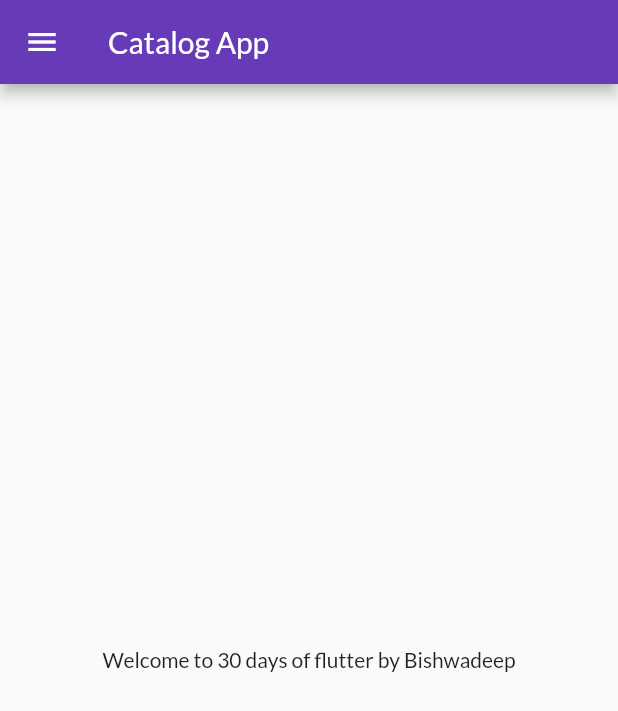
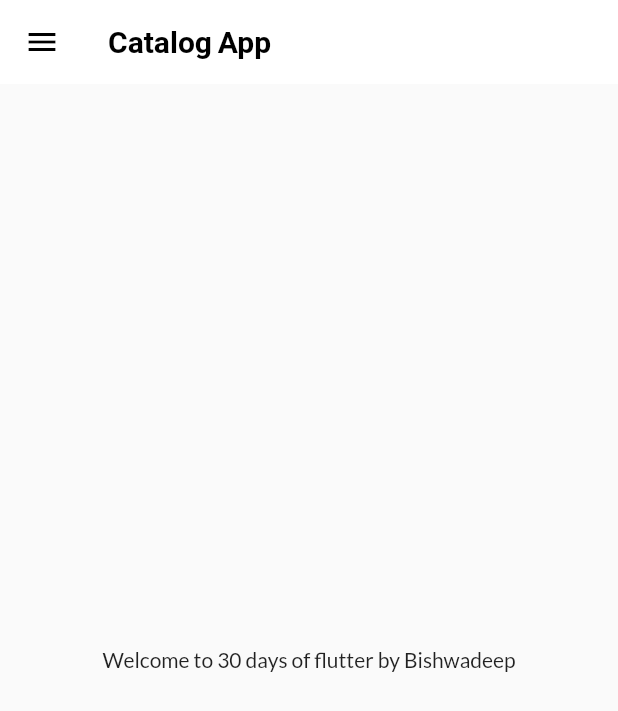
Before and after one commit to beeswa/flutter_catalog, a Flutter app: the screen it shows after launch, on a phone screen of 412 x 824 dp. Shown: the top 711 px of the screen. Run offline on Flutter 3.47's test engine with Material 2 defaults, Android fonts, the phone set to English and light mode, and no system bars; our stand-ins replace google_fonts.

Commit message:
day10 themes extracted

```diff
--- a/lib/main.dart
+++ b/lib/main.dart
@@ -2,6 +2,7 @@ import 'package:flutter/material.dart';
 import 'package:flutter_catalog/pages/home_page.dart';
 import 'package:flutter_catalog/pages/login_page.dart';
 import 'package:flutter_catalog/utils/routes.dart';
+import 'package:flutter_catalog/widgets/theme.dart';
 import 'package:google_fonts/google_fonts.dart';
 
 void main() {
@@ -13,9 +14,7 @@ class MyApp extends StatelessWidget {
   Widget build(BuildContext context) {
     return MaterialApp(
       themeMode: ThemeMode.light,
-      theme: ThemeData(
-          primarySwatch: Colors.deepPurple,
-          fontFamily: GoogleFonts.lato().fontFamily),
+      theme: MyTheme.lightTheme(),
       darkTheme: ThemeData(
         brightness: Brightness.dark,
       ),
--- /dev/null
+++ b/lib/widgets/theme.dart
@@ -0,0 +1,14 @@
+import 'package:flutter/material.dart';
+import 'package:google_fonts/google_fonts.dart';
+
+class MyTheme {
+  static ThemeData lightTheme() => ThemeData(
+      primarySwatch: Colors.deepPurple,
+      fontFamily: GoogleFonts.lato().fontFamily,
+      appBarTheme: const AppBarTheme(
+          color: Colors.white,
+          elevation: 0.0,
+          iconTheme: IconThemeData(color: Colors.black),
+          titleTextStyle: TextStyle(
+              color: Colors.black, fontWeight: FontWeight.bold, fontSize: 20)));
+}
```
